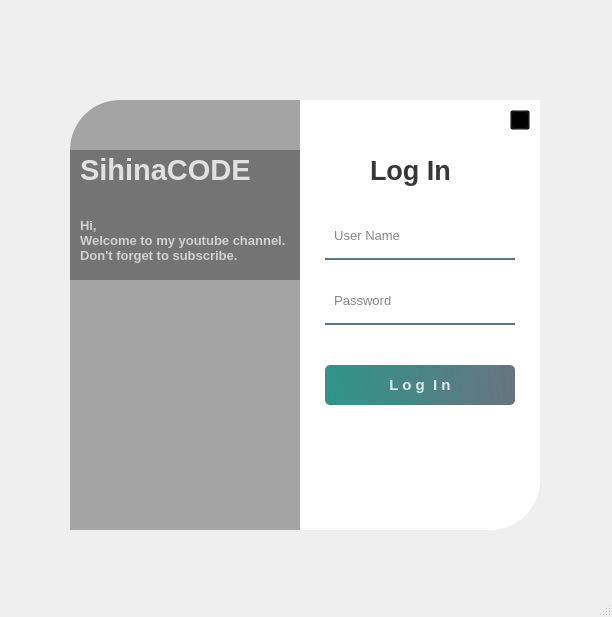
Above: Windows/Login/Login.ui from hohuy852/rename before the change. Below: the same form after it.
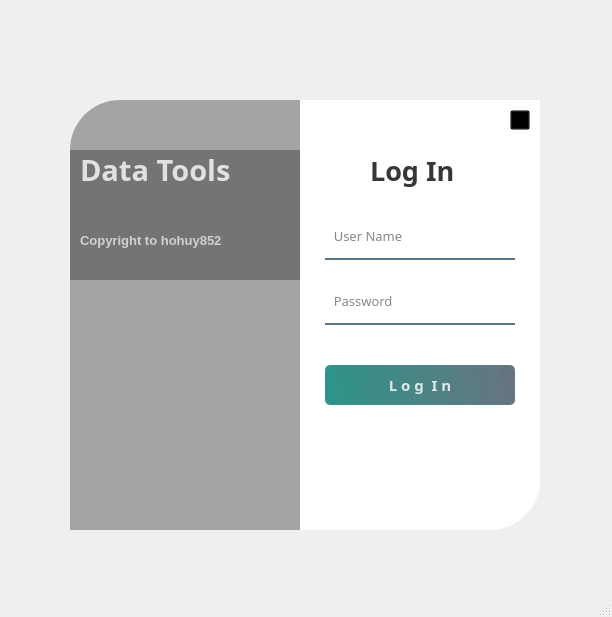
That is the form after the change. Icons and pictures are not drawn.

What changed in the file:
```diff
--- a/Windows/Login/Login.ui
+++ b/Windows/Login/Login.ui
@@ -122,8 +122,8 @@
      </property>
      <property name="font">
       <font>
+       <family>Poppins SemiBold</family>
        <pointsize>20</pointsize>
-       <weight>75</weight>
        <bold>true</bold>
       </font>
      </property>
@@ -145,6 +145,7 @@
      </property>
      <property name="font">
       <font>
+       <family>Poppins Medium</family>
        <pointsize>10</pointsize>
       </font>
      </property>
@@ -170,6 +171,7 @@
      </property>
      <property name="font">
       <font>
+       <family>Poppins Medium</family>
        <pointsize>10</pointsize>
       </font>
      </property>
@@ -198,8 +200,8 @@
      </property>
      <property name="font">
       <font>
+       <family>Poppins SemiBold</family>
        <pointsize>11</pointsize>
-       <weight>75</weight>
        <bold>true</bold>
       </font>
      </property>
@@ -237,8 +239,8 @@
      </property>
      <property name="font">
       <font>
+       <family>Poppins SemiBold</family>
        <pointsize>22</pointsize>
-       <weight>75</weight>
        <bold>true</bold>
       </font>
      </property>
@@ -246,7 +248,7 @@
       <string notr="true">color:rgba(255, 255, 255, 200);</string>
      </property>
      <property name="text">
-      <string>SihinaCODE</string>
+      <string>Data Tools</string>
      </property>
     </widget>
     <widget class="QLabel" name="label_8">
@@ -261,7 +263,6 @@
      <property name="font">
       <font>
        <pointsize>10</pointsize>
-       <weight>75</weight>
        <bold>true</bold>
       </font>
      </property>
@@ -269,9 +270,7 @@
       <string notr="true">color:rgba(255, 255, 255, 170);</string>
      </property>
      <property name="text">
-      <string>Hi,
-Welcome to my youtube channel.
-Don't forget to subscribe.</string>
+      <string>Copyright to hohuy852</string>
      </property>
     </widget>
     <widget class="QPushButton" name="closeBtn">
```
Left out of the diff: 34 changed lines with no effect on the pictures.
